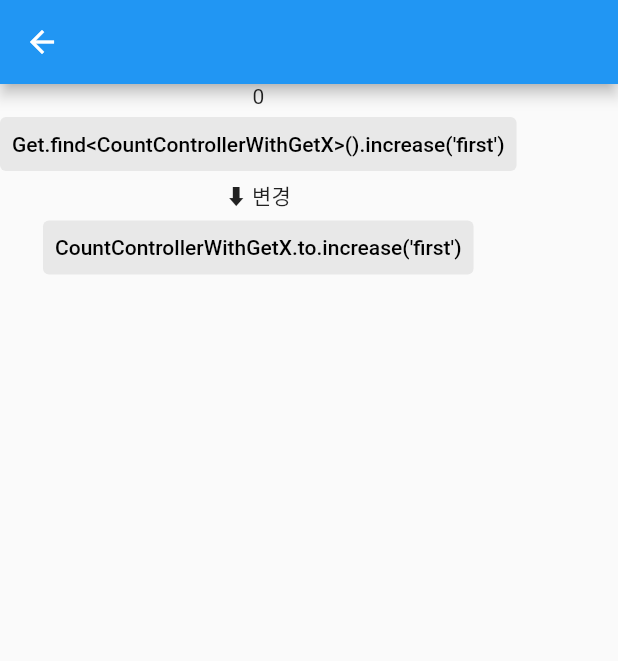
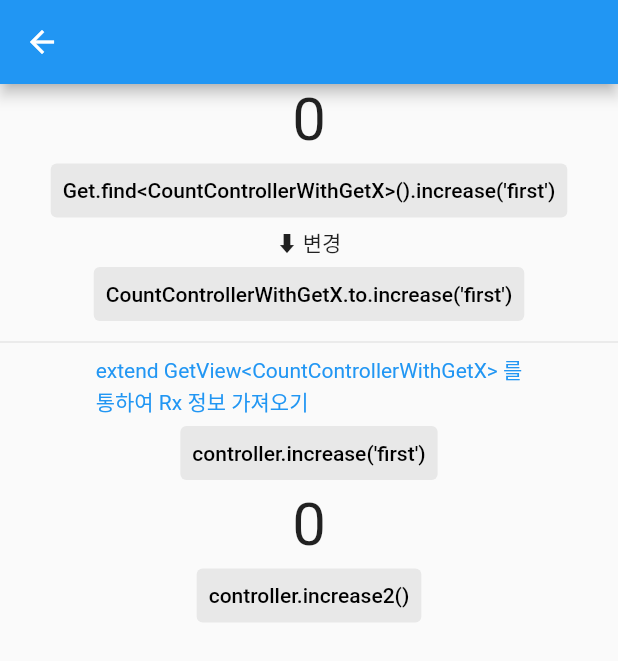
Before and after one commit to kicok/flutter_sample_getx, a Flutter app: the BindingSamplePage screen opened by its route, on a phone screen of 412 x 824 dp. Shown: the top 661 px of the screen. Run offline on Flutter 3.47's test engine with Material 2 defaults, Android fonts, the phone set to English and light mode, and no system bars; our stand-ins replace get.

Commit message:
extend GetView<CountControllerWithGetX> 를 통하여 Rx 정보 가져오기

```diff
--- a/lib/src/controller/count_controller_with_getx.dart
+++ b/lib/src/controller/count_controller_with_getx.dart
@@ -3,6 +3,8 @@ import 'package:get/get.dart';
 class CountControllerWithGetX extends GetxController {
   static CountControllerWithGetX get to => Get.find();
   int count = 0;
+  RxInt count2 = 0.obs;
+
   void increase(String id) {
     count++;
     update([id]);
@@ -12,4 +14,12 @@ class CountControllerWithGetX extends GetxController {
     count = value;
     update();
   }
+
+  void increase2() {
+    count2++;
+  }
+
+  void putNumber2(int value) {
+    count2(value);
+  }
 }
--- a/lib/src/pages/binding_sample_page.dart
+++ b/lib/src/pages/binding_sample_page.dart
@@ -3,7 +3,7 @@ import 'package:flutter_sample_route_getx/src/controller/count_controller_with_g
 import 'package:flutter_sample_route_getx/src/utils/util.dart';
 import 'package:get/get.dart';
 
-class BindingSamplePage extends StatelessWidget {
+class BindingSamplePage extends GetView<CountControllerWithGetX> {
   const BindingSamplePage({Key? key}) : super(key: key);
 
   @override
@@ -15,7 +15,10 @@ class BindingSamplePage extends StatelessWidget {
           GetBuilder<CountControllerWithGetX>(
               id: "first",
               builder: (controller) {
-                return Text(controller.count.toString());
+                return Text(
+                  controller.count.toString(),
+                  style: const TextStyle(fontSize: 40),
+                );
               }),
           TextButton(
             style: Utils.textButtonStryle,
@@ -33,6 +36,32 @@ class BindingSamplePage extends StatelessWidget {
             },
             child: const Text("CountControllerWithGetX.to.increase('first')"),
           ),
+          const Divider(),
+          const Text(
+            'extend GetView<CountControllerWithGetX> 를\n통하여 Rx 정보 가져오기',
+            style: TextStyle(color: Colors.blue),
+          ),
+          TextButton(
+            style: Utils.textButtonStryle,
+            onPressed: () {
+              // controller는 위의 extend GetView<CountControllerWithGetX> 에서 가져온다.
+              controller.increase('first');
+            },
+            child: const Text("controller.increase('first')"),
+          ),
+          Obx(
+            () => Text(
+              controller.count2.toString(),
+              style: const TextStyle(fontSize: 40),
+            ), // 변경된 데이터는 Rx형태만 가져올수 있음.
+          ),
+          TextButton(
+            style: Utils.textButtonStryle,
+            onPressed: () {
+              controller.increase2();
+            },
+            child: const Text("controller.increase2()"),
+          ),
         ],
       ),
     );
```
